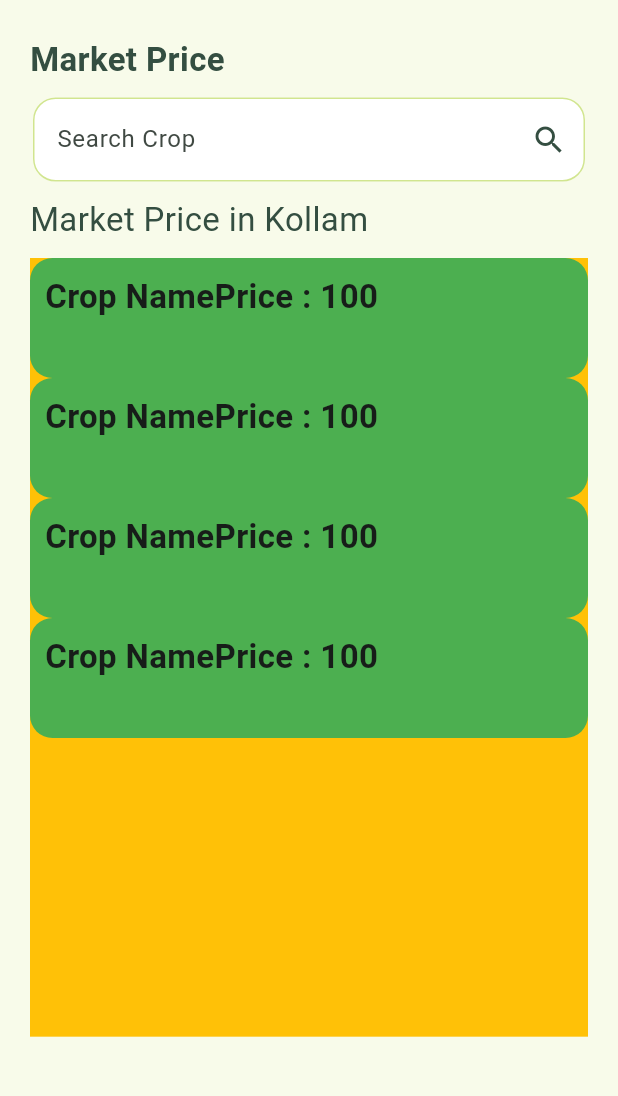
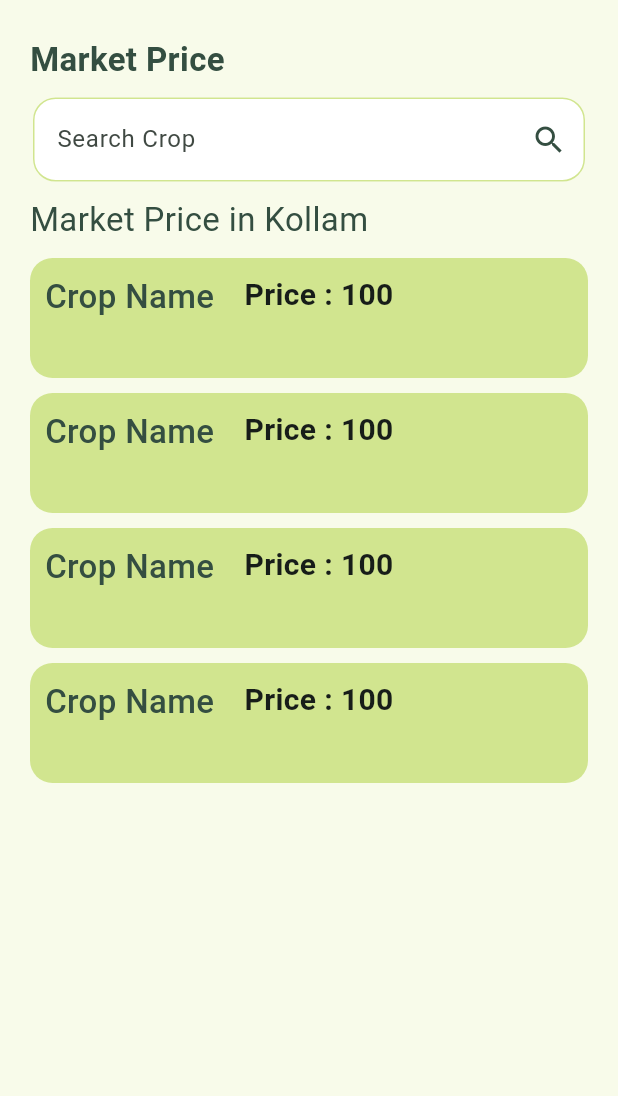
Before and after one commit to Venture-Xs/Fasal_App, a Flutter app: the MarketPrice screen opened directly, on a phone screen of 412 x 824 dp, the part 63-1159 px from its top. Run offline on Flutter 3.47's test engine with Material 3 defaults, Android fonts, the light colour scheme and no system bars; our stand-ins replace page_transition, weather.

Commit message:
Market Price Completed

```diff
--- a/lib/pages/HomePageOptions/MarketPrice/Components/crop_tile.dart
+++ b/lib/pages/HomePageOptions/MarketPrice/Components/crop_tile.dart
@@ -12,8 +12,9 @@ class _CropTileState extends State<CropTile> {
   Widget build(BuildContext context) {
     return Container(
       height: 80,
+      margin: EdgeInsets.fromLTRB(0, 0, 0, 10),
       decoration: BoxDecoration(
-        color: Colors.green,
+        color: Color(0xFFD1E58F),
         borderRadius: BorderRadius.circular(15),
       ),
       padding: const EdgeInsets.only(left: 10, top: 10),
@@ -23,9 +24,16 @@ class _CropTileState extends State<CropTile> {
           children: [
             Text(
               "Crop Name",
-              style: TextStyle(fontSize: 22, fontWeight: FontWeight.w600),
+              style: TextStyle(
+                  fontSize: 22,
+                  fontWeight: FontWeight.w500,
+                  color: Color(0XFF344E41)),
             ),
           ],
+        ),
+
+        SizedBox(
+          width: 20,
         ),
 
         //Column2
@@ -33,7 +41,7 @@ class _CropTileState extends State<CropTile> {
           children: [
             Text(
               "Price : 100",
-              style: TextStyle(fontSize: 22, fontWeight: FontWeight.w600),
+              style: TextStyle(fontSize: 20, fontWeight: FontWeight.w600),
             )
           ],
         )
--- a/lib/pages/HomePageOptions/MarketPrice/market_price.dart
+++ b/lib/pages/HomePageOptions/MarketPrice/market_price.dart
@@ -95,7 +95,8 @@ class _MarketPriceState extends State<MarketPrice> {
                 SingleChildScrollView(
                   child: Container(
                     height: MediaQuery.sizeOf(context).height * 0.63,
-                    decoration: BoxDecoration(color: Colors.amber),
+                    decoration: BoxDecoration(
+                        color: const Color.fromARGB(255, 248, 251, 234)),
                     child: ListView.builder(
                       itemCount: 4,
                       itemBuilder: (BuildContext context, int index) {
```
